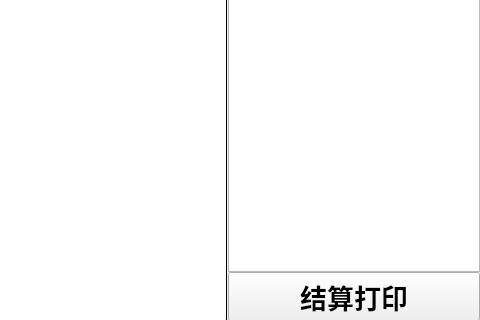
xzhy527/qtCanyin, file mainwindow.ui: the form before one commit; both pictures show x 544 to 1024 and y 448 to 768 of the 1024 by 768 pixel window.
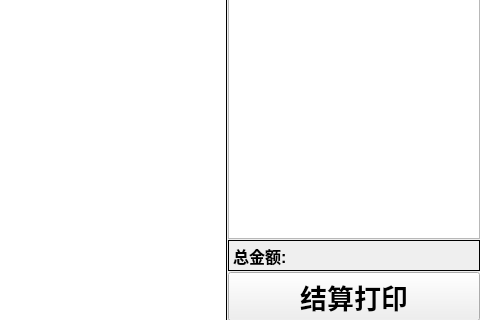
The form after the commit.

Diff of the .ui file:
```diff
--- a/mainwindow.ui
+++ b/mainwindow.ui
@@ -190,7 +190,7 @@
       <x>772</x>
       <y>176</y>
       <width>252</width>
-      <height>544</height>
+      <height>511</height>
      </rect>
     </property>
    </widget>
@@ -392,6 +392,32 @@
      </property>
     </widget>
    </widget>
+   <widget class="QLabel" name="totallable">
+    <property name="geometry">
+     <rect>
+      <x>772</x>
+      <y>688</y>
+      <width>252</width>
+      <height>31</height>
+     </rect>
+    </property>
+    <property name="font">
+     <font>
+      <pointsize>12</pointsize>
+      <weight>75</weight>
+      <bold>true</bold>
+     </font>
+    </property>
+    <property name="frameShape">
+     <enum>QFrame::Box</enum>
+    </property>
+    <property name="frameShadow">
+     <enum>QFrame::Plain</enum>
+    </property>
+    <property name="text">
+     <string>总金额:</string>
+    </property>
+   </widget>
   </widget>
  </widget>
  <layoutdefault spacing="6" margin="11"/>
```
